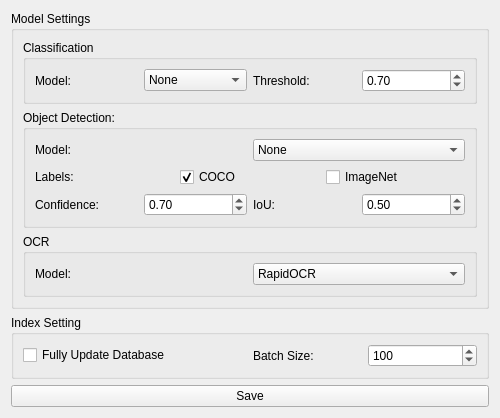
This is src/SettingsWindow.ui in HAL9000COM/PicFinder as Qt 5 draws it before an edit. The edited form follows.
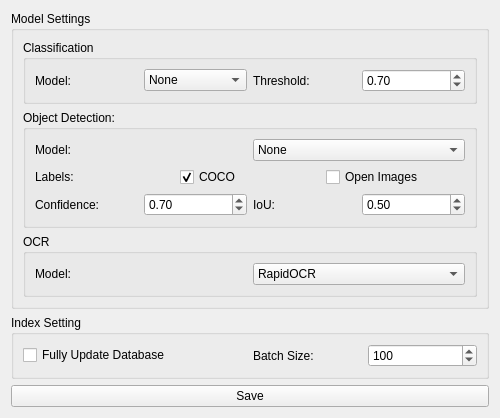
This is the edited form. Icons and pictures are not drawn.

Commit message: Fix wrong label.

Diff of the .ui file:
```diff
--- a/src/SettingsWindow.ui
+++ b/src/SettingsWindow.ui
@@ -125,7 +125,7 @@
            <item>
             <widget class="QCheckBox" name="checkBox_ImageNet">
              <property name="text">
-              <string>ImageNet</string>
+              <string>Open Images</string>
              </property>
             </widget>
            </item>
```
Left out of the diff: 2 changed lines with no effect on the pictures. The commit also changes 3 other files.
